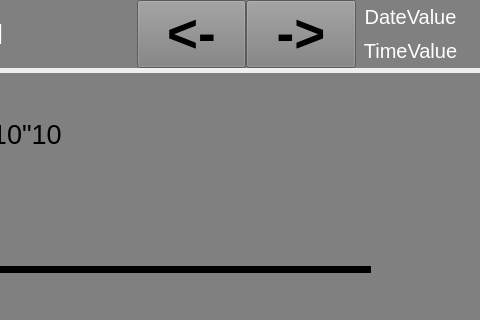
The window that ServerApp/TerminalServices/Serve/Layouts/HistoryLayout.ui (KelloTomas/CVUTMasterThesis) describes before a commit, drawn with Qt 5; both pictures show x 320 to 800 and y 0 to 320 of the 800 by 480 pixel window.
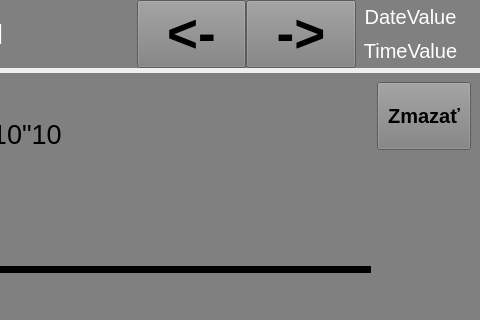
The same window after the commit.

```diff
--- a/ServerApp/TerminalServices/Serve/Layouts/HistoryLayout.ui
+++ b/ServerApp/TerminalServices/Serve/Layouts/HistoryLayout.ui
@@ -508,6 +508,26 @@
         </property>
        </widget>
       </item>
+      <item row="0" column="2" rowspan="2">
+       <widget class="QPushButton" name="removeButton">
+        <property name="sizePolicy">
+         <sizepolicy hsizetype="Ignored" vsizetype="Ignored">
+          <horstretch>0</horstretch>
+          <verstretch>0</verstretch>
+         </sizepolicy>
+        </property>
+        <property name="font">
+         <font>
+          <pointsize>15</pointsize>
+          <weight>75</weight>
+          <bold>true</bold>
+         </font>
+        </property>
+        <property name="text">
+         <string>Zmazať</string>
+        </property>
+       </widget>
+      </item>
      </layout>
     </widget>
    </item>
```
